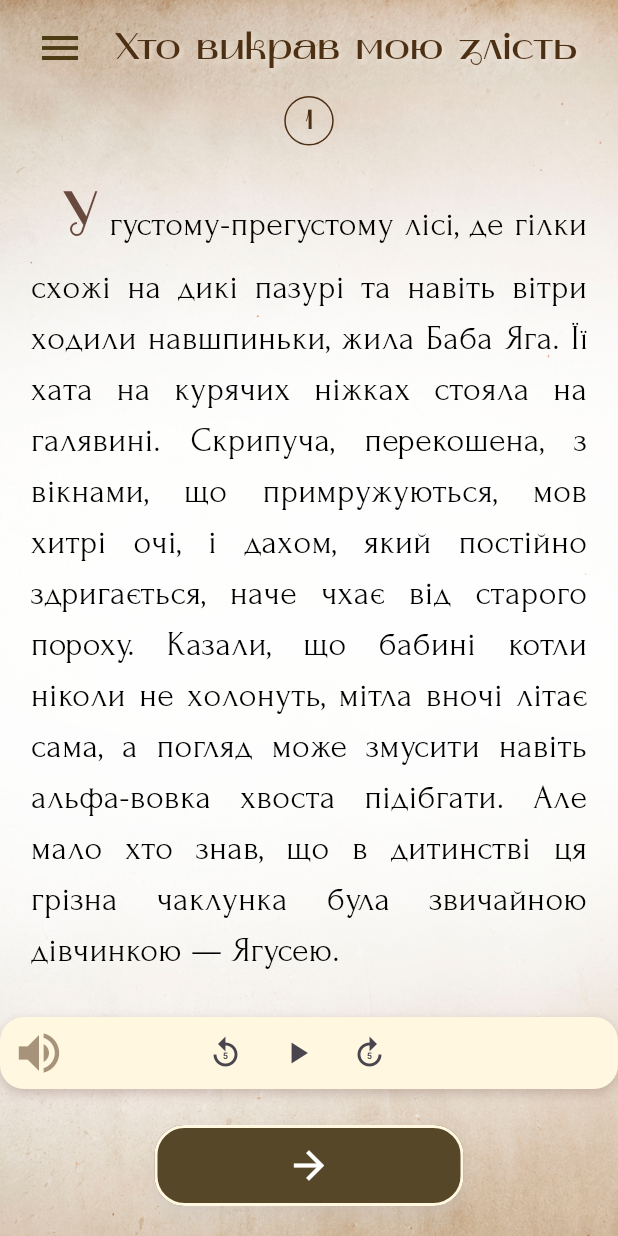
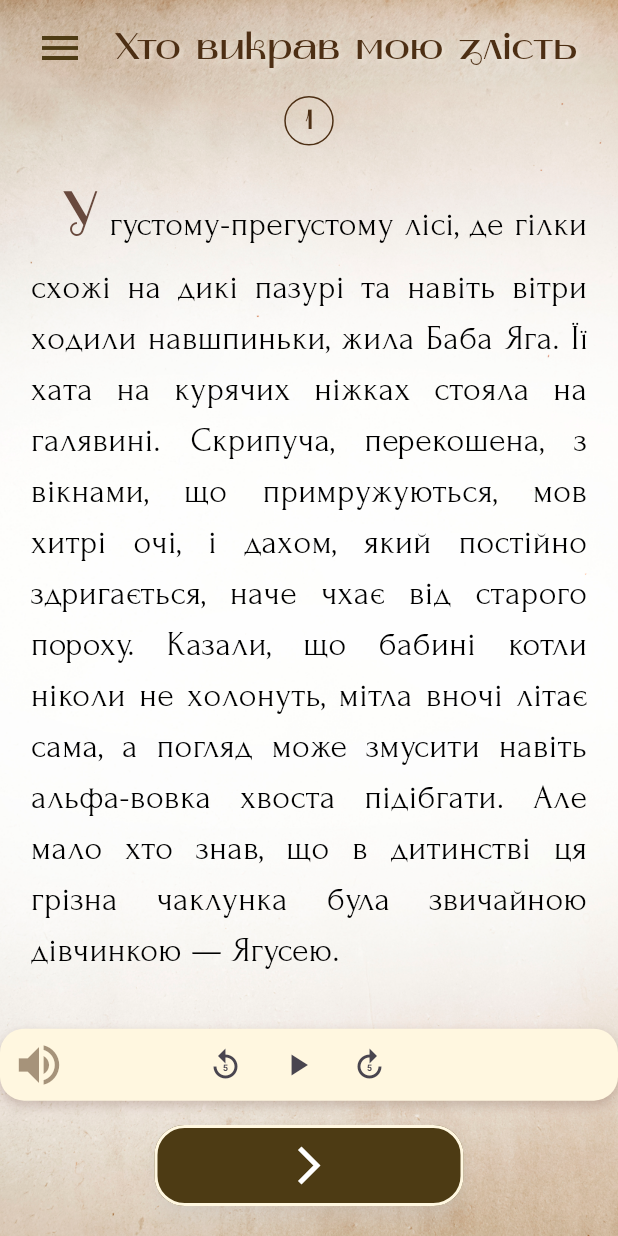
Before and after one commit to SergiyKlymenko/yaga_storybook_app, a Flutter app: the BookPageScreen screen opened directly, on a phone screen of 412 x 824 dp. Run offline on Flutter 3.47's test engine with Material 3 defaults, Android fonts, the light colour scheme and no system bars; our stand-ins replace flutter_dotenv, flutter_svg, just_audio, lucide_icons, share_plus; missing offline and left inert: dart:ffi; generated files the repository leaves out were written again.

Commit message:
interface design

```diff
--- a/lib/l10n/app_az.arb
+++ b/lib/l10n/app_az.arb
@@ -15,5 +15,6 @@
   "aboutAuthorText": "Bu tətbiq nağıllara və uşaqlara sevgi ilə yaradılmışdır. Müəllif sizə sehrli hekayələr bəxş etmək istəyən söz sehrbazıdır.",
   "faq": "Necə istifadə etməli?",
   "faqText": "'Oxumağa başla' düyməsini basın. Dili dəyişmək üçün menyudan istifadə edin. Səhifəni dinləmək üçün səsgücləndirici düyməsinə basın.",
-  "home": "Əsas səhifə"
+  "home": "Əsas səhifə",
+  "continueOnNextPage": "Davamı növbəti səhifədə..."
 }
--- a/lib/l10n/app_en.arb
+++ b/lib/l10n/app_en.arb
@@ -15,6 +15,7 @@
   "aboutAuthorText": "This app is made with love for stories and children. The author is a word wizard who wants to bring you magical tales.",
   "faq": "How to use?",
   "faqText": "To start reading, press 'Start Reading'. To change language, use the menu. To listen to a page, press the speaker button.",
-  "home": "Home"
+  "home": "Home",
+  "continueOnNextPage": "Continued on the next page..."
 
 }
--- a/lib/l10n/app_pl.arb
+++ b/lib/l10n/app_pl.arb
@@ -15,5 +15,6 @@
   "aboutAuthorText": "Ta aplikacja została stworzona z miłością do bajek i dzieci. Autor to czarodziej słów, który pragnie podarować Ci magiczne historie.",
   "faq": "Jak korzystać?",
   "faqText": "Aby rozpocząć czytanie, naciśnij 'Rozpocznij czytanie'. Aby zmienić język, użyj menu. Aby odsłuchać stronę, naciśnij ikonę głośnika.",
-  "home": "Strona główna"
+  "home": "Strona główna",
+  "continueOnNextPage": "Ciąg dalszy na następnej stronie..."
 }
--- a/lib/l10n/app_uk.arb
+++ b/lib/l10n/app_uk.arb
@@ -15,5 +15,7 @@
   "aboutAuthorText": "Цей застосунок створений з любов’ю до казок і дітей. Автор — чарівник слів, який хоче подарувати вам магію історій.",
   "faq": "Як користуватись?",
   "faqText": "Щоб почати читання, натисніть кнопку 'Почати читання'. Для зміни мови скористайтесь меню. Щоб прослухати сторінку, натисніть кнопку з динаміком.",
-  "home": "Головна"
+  "home": "Головна",
+  "continueOnNextPage": "Продовження на наступній сторінці..."
+
 }
--- a/lib/screens/book_page_screen.dart
+++ b/lib/screens/book_page_screen.dart
@@ -152,6 +152,31 @@ class _BookPageScreenState extends State<BookPageScreen> {
                             },
                           ),
                         ),
+                        const SizedBox(width: 12),
+                        Container(
+                          padding:
+                              EdgeInsets.symmetric(horizontal: 12, vertical: 6),
+                          decoration: BoxDecoration(
+                            color: const Color.fromARGB(255, 87, 71, 41),
+                            borderRadius: BorderRadius.circular(12),
+                            border: Border.all(color: Colors.white, width: 2),
+                          ),
+                          child: Text(
+                            loc.continueOnNextPage,
+                            style: TextStyle(
+                              fontSize: width * 0.04,
+                              color: Colors.white,
+                              fontFamily: 'FairyFont',
+                              shadows: const [
+                                Shadow(
+                                  blurRadius: 4,
+                                  color: Color.fromARGB(133, 0, 0, 0),
+                                  offset: Offset(2, 2),
+                                ),
+                              ],
+                            ),
+                          ),
+                        )
                       ],
                     ),
                   ),
@@ -240,7 +265,7 @@ class _BookPageScreenState extends State<BookPageScreen> {
                       ),
                     ),
                   ),
-                const SizedBox(height: 16),
+                SizedBox(height: height * 0.01),
                 Column(
                   children: [
                     Row(
@@ -251,12 +276,12 @@ class _BookPageScreenState extends State<BookPageScreen> {
                         if (widget.pageNumber > 1)
                           Expanded(
                             child: Padding(
-                              padding:
-                                  const EdgeInsets.symmetric(horizontal: 16),
+                              padding: EdgeInsets.symmetric(
+                                  horizontal: width * 0.15),
                               child: ElevatedButton(
                                 style: _navButtonStyle(width).copyWith(
                                   backgroundColor: MaterialStateProperty.all(
-                                      Color.fromARGB(255, 87, 71, 41)),
+                                      Color.fromARGB(255, 77, 59, 20)),
                                   elevation: MaterialStateProperty.all(6),
                                   side: MaterialStateProperty.all(BorderSide(
                                     color: const Color.fromARGB(
@@ -270,7 +295,7 @@ class _BookPageScreenState extends State<BookPageScreen> {
                                 onPressed: () =>
                                     _navigateToPage(widget.pageNumber - 1),
                                 child: Icon(
-                                  Icons.arrow_back,
+                                  Icons.arrow_back_ios_new,
                                   size: 30,
                                 ),
                               ),
@@ -280,11 +305,12 @@ class _BookPageScreenState extends State<BookPageScreen> {
                           child: Padding(
                             padding: widget.pageNumber == 1
                                 ? EdgeInsets.symmetric(horizontal: width * 0.25)
-                                : EdgeInsets.symmetric(horizontal: 16),
+                                : EdgeInsets.symmetric(
+                                    horizontal: width * 0.15),
                             child: ElevatedButton(
                               style: _navButtonStyle(width).copyWith(
                                 backgroundColor: MaterialStateProperty.all(
-                                    Color.fromARGB(255, 87, 71, 41)),
+                                    Color.fromARGB(255, 77, 59, 20)),
                                 elevation: MaterialStateProperty.all(6),
                                 side: MaterialStateProperty.all(BorderSide(
                                   color:
@@ -297,7 +323,7 @@ class _BookPageScreenState extends State<BookPageScreen> {
                               onPressed: () =>
                                   _navigateToPage(widget.pageNumber + 1),
                               child: Icon(
-                                Icons.arrow_forward,
+                                Icons.arrow_forward_ios,
                                 size: 30,
                               ),
                             ),
--- a/lib/screens/home_screen.dart
+++ b/lib/screens/home_screen.dart
@@ -116,14 +116,14 @@ class _HomeScreenState extends State<HomeScreen>
                     ),
                   ),
                 ),
-                SizedBox(height: height * 0.03),
+                SizedBox(height: height * 0.001),
                 Padding(
                   padding: EdgeInsets.symmetric(horizontal: width * 0.05),
                   child: Text(
                     loc.appTitle,
                     textAlign: TextAlign.center,
                     style: TextStyle(
-                      fontSize: width * 0.13,
+                      fontSize: width * 0.10,
                       fontWeight: FontWeight.bold,
                       color: Colors.white,
                       fontFamily: 'FairyFont1',
```
Also changed, not shown: assets/images/cover.png, assets/images/cover1.png (added), 1 other file.
